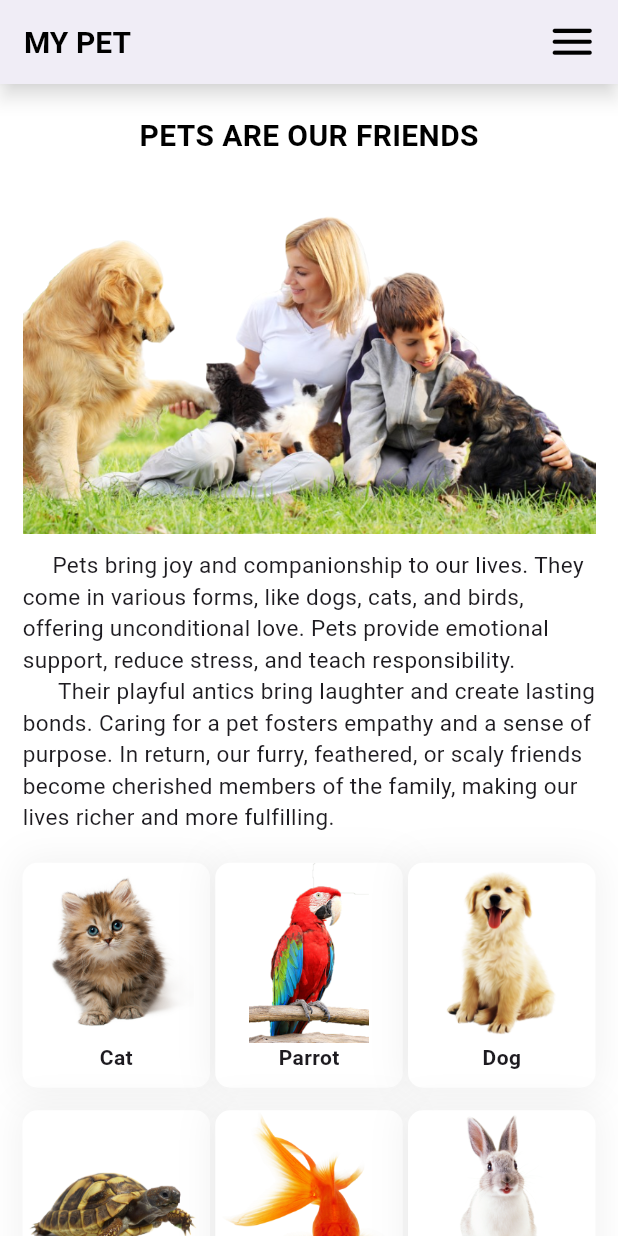
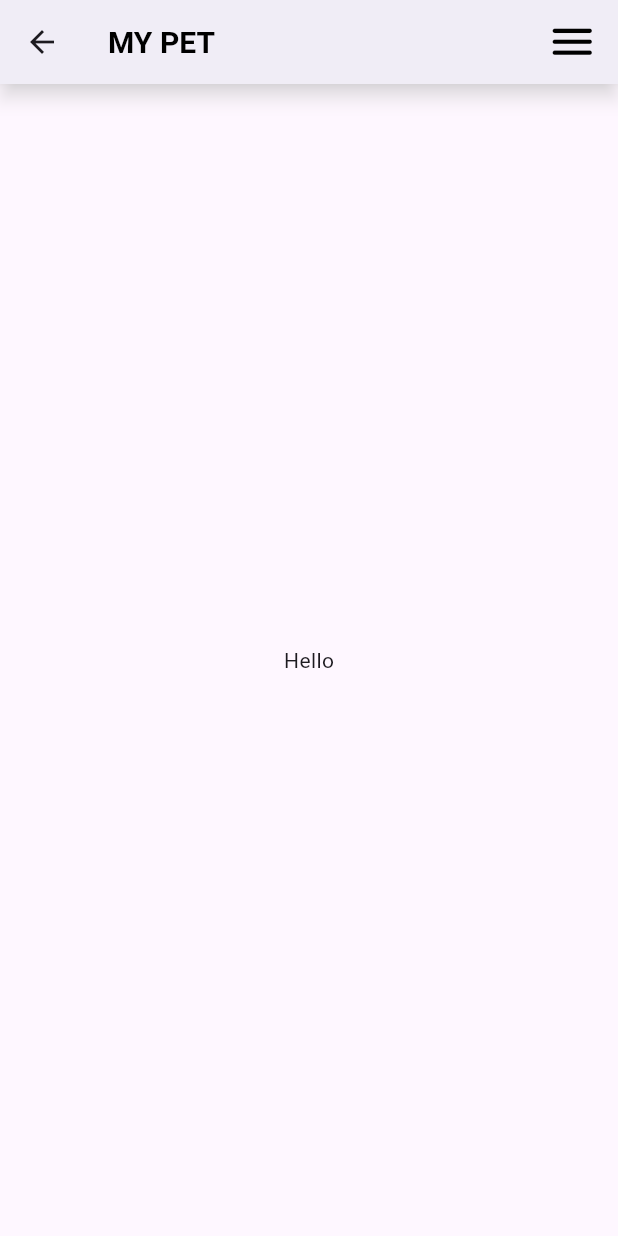
Before and after one commit to jdtdjayasingha/MyPet-Mobile-Application, a Flutter app: the screen it shows after launch, after a tap on "Cat", on a phone screen of 412 x 824 dp. Run offline on Flutter 3.47's test engine with Material 3 defaults, Android fonts, the phone set to English and light mode, and no system bars.

Commit message:
Created the other page structure

```diff
--- /dev/null
+++ b/lib/animals/cat.dart
@@ -0,0 +1,44 @@
+import 'package:flutter/material.dart';
+
+class Cat extends StatelessWidget {
+  const Cat({super.key});
+
+  @override
+  Widget build(BuildContext context) {
+    return Scaffold(
+      appBar: AppBar(
+        backgroundColor: Colors.white,
+        elevation: 5,
+        shadowColor: const Color.fromARGB(255, 255, 255, 255),
+        title: const Text(
+          "MY PET",
+          style: TextStyle(
+            color: Colors.black,
+            fontSize: 20,
+            fontWeight: FontWeight.w700,
+          ),
+        ),
+        actions: [
+          Padding(
+            padding: const EdgeInsets.only(
+              right: 5,
+            ),
+            child: IconButton(
+              onPressed: () {},
+              icon: const Icon(
+                Icons.menu_rounded,
+                size: 35,
+                color: Colors.black,
+              ),
+            ),
+          ),
+        ],
+      ),
+      body: const Center(
+        child: Text(
+          "Hello",
+        ),
+      ),
+    );
+  }
+}
--- a/lib/main.dart
+++ b/lib/main.dart
@@ -1,3 +1,4 @@
+import 'package:basic_mobile_application/animals/cat.dart';
 import 'package:flutter/material.dart';
 
 void main() {
@@ -6,6 +7,18 @@
 
 class MyApp extends StatelessWidget {
   const MyApp({super.key});
+
+  @override
+  Widget build(BuildContext context) {
+    return const MaterialApp(
+      debugShowCheckedModeBanner: false,
+      home: HomePage(),
+    );
+  }
+}
+
+class HomePage extends StatelessWidget {
+  const HomePage({super.key});
 
   @override
   Widget build(BuildContext context) {
@@ -86,14 +99,20 @@
                         mainAxisAlignment: MainAxisAlignment.spaceBetween,
                         children: [
                           GestureDetector(
-                            onTap: () {},
+                            onTap: () {
+                              Navigator.push(
+                                context,
+                                MaterialPageRoute(
+                                    builder: (context) => const Cat()),
+                              );
+                            },
                             child: Container(
                               decoration: BoxDecoration(
                                 color: Colors.white,
                                 borderRadius: BorderRadius.circular(10),
                                 boxShadow: [
                                   BoxShadow(
-                                      color: Colors.black.withOpacity(.05),
+                                      color: Colors.black.withOpacity(.1),
                                       offset: const Offset(0, 0),
                                       blurRadius: 20,
                                       spreadRadius: 3)
@@ -136,7 +155,7 @@
                                 borderRadius: BorderRadius.circular(10),
                                 boxShadow: [
                                   BoxShadow(
-                                      color: Colors.black.withOpacity(.05),
+                                      color: Colors.black.withOpacity(.1),
                                       offset: const Offset(0, 0),
                                       blurRadius: 20,
                                       spreadRadius: 3)
@@ -179,7 +198,7 @@
                                 borderRadius: BorderRadius.circular(10),
                                 boxShadow: [
                                   BoxShadow(
-                                      color: Colors.black.withOpacity(.05),
+                                      color: Colors.black.withOpacity(.1),
                                       offset: const Offset(0, 0),
                                       blurRadius: 20,
                                       spreadRadius: 3)
@@ -231,7 +250,7 @@
                                   borderRadius: BorderRadius.circular(10),
                                   boxShadow: [
                                     BoxShadow(
-                                        color: Colors.black.withOpacity(.05),
+                                        color: Colors.black.withOpacity(.1),
                                         offset: const Offset(0, 0),
                                         blurRadius: 20,
                                         spreadRadius: 3)
@@ -274,7 +293,7 @@
                                   borderRadius: BorderRadius.circular(10),
                                   boxShadow: [
                                     BoxShadow(
-                                        color: Colors.black.withOpacity(.05),
+                                        color: Colors.black.withOpacity(.1),
                                         offset: const Offset(0, 0),
                                         blurRadius: 20,
                                         spreadRadius: 3)
@@ -317,7 +336,7 @@
                                   borderRadius: BorderRadius.circular(10),
                                   boxShadow: [
                                     BoxShadow(
-                                        color: Colors.black.withOpacity(.05),
+                                        color: Colors.black.withOpacity(.1),
                                         offset: const Offset(0, 0),
                                         blurRadius: 20,
                                         spreadRadius: 3)
```
Also changed, not shown: lib/animals/dog.dart (added), lib/animals/fish.dart (added), lib/animals/parrot.dart (added), lib/animals/rabbit.dart (added), 1 other file.
